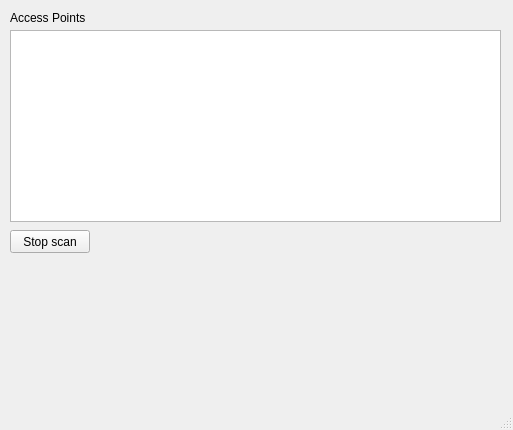
Old version of the form PTIWifi/deauthattackwindow.ui in the repository ZeroCoolHacker/PTIWifi.
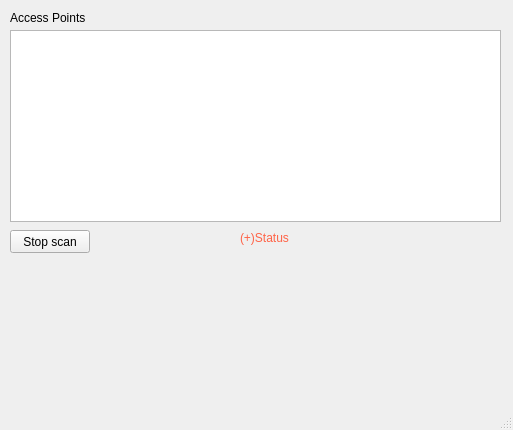
New version of the form.

```diff
--- a/PTIWifi/deauthattackwindow.ui
+++ b/PTIWifi/deauthattackwindow.ui
@@ -50,6 +50,22 @@
      <string>Stop scan</string>
     </property>
    </widget>
+   <widget class="QLabel" name="status_label">
+    <property name="geometry">
+     <rect>
+      <x>240</x>
+      <y>230</y>
+      <width>261</width>
+      <height>16</height>
+     </rect>
+    </property>
+    <property name="styleSheet">
+     <string notr="true">color:tomato</string>
+    </property>
+    <property name="text">
+     <string>(+)Status</string>
+    </property>
+   </widget>
   </widget>
   <widget class="QMenuBar" name="menubar">
    <property name="geometry">
```
